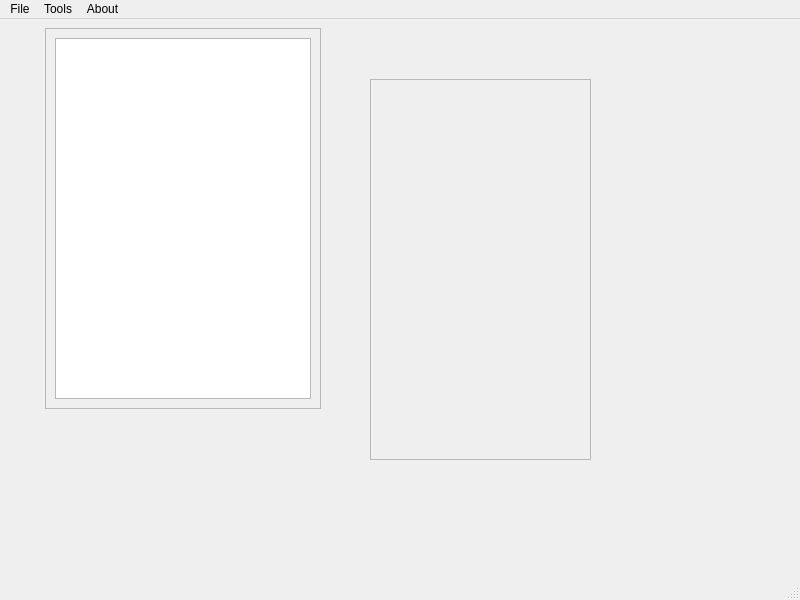
Above: ui/mainwindow.ui from juliendz/imagius before the change. Below: the same form after it.
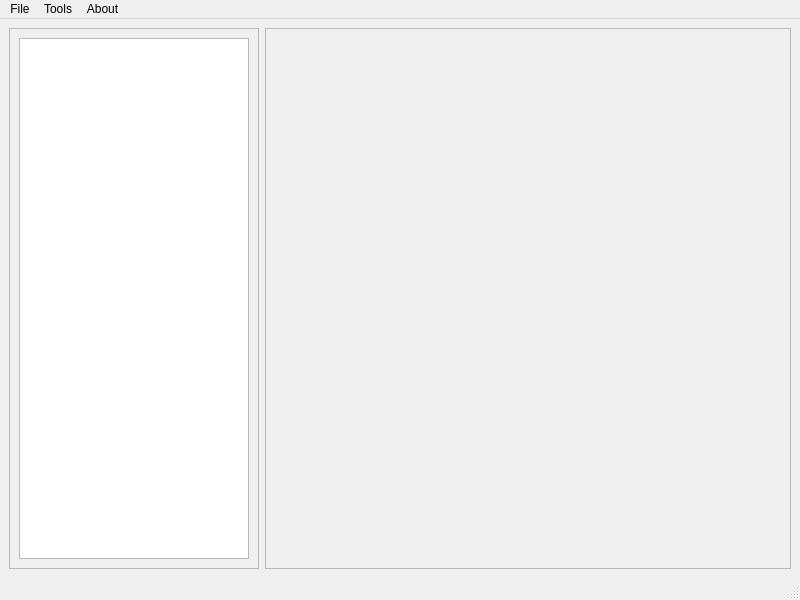
That is the form after the change.

Commit message: Converted foldermanager into class

Diff of the .ui file:
```diff
--- a/ui/mainwindow.ui
+++ b/ui/mainwindow.ui
@@ -14,30 +14,14 @@
    <string>MainWindow</string>
   </property>
   <widget class="QWidget" name="centralwidget">
-   <widget class="QFrame" name="frame">
-    <property name="geometry">
-     <rect>
-      <x>370</x>
-      <y>60</y>
-      <width>221</width>
-      <height>381</height>
-     </rect>
-    </property>
-    <property name="frameShape">
-     <enum>QFrame::StyledPanel</enum>
-    </property>
-    <property name="frameShadow">
-     <enum>QFrame::Raised</enum>
-    </property>
-   </widget>
+   <layout class="QHBoxLayout" name="horizontalLayout">
+    <item>
    <widget class="QFrame" name="frame_2">
-    <property name="geometry">
-     <rect>
-      <x>45</x>
-      <y>9</y>
-      <width>276</width>
-      <height>381</height>
-     </rect>
+      <property name="maximumSize">
+       <size>
+        <width>250</width>
+        <height>16777215</height>
+       </size>
     </property>
     <property name="frameShape">
      <enum>QFrame::StyledPanel</enum>
@@ -46,11 +30,26 @@
      <enum>QFrame::Raised</enum>
     </property>
     <layout class="QGridLayout" name="gridLayout">
+       <property name="sizeConstraint">
+        <enum>QLayout::SetDefaultConstraint</enum>
+       </property>
      <item row="0" column="0">
       <widget class="QListView" name="listView"/>
      </item>
     </layout>
    </widget>
+    </item>
+    <item>
+     <widget class="QFrame" name="frame">
+      <property name="frameShape">
+       <enum>QFrame::StyledPanel</enum>
+      </property>
+      <property name="frameShadow">
+       <enum>QFrame::Raised</enum>
+      </property>
+     </widget>
+    </item>
+   </layout>
   </widget>
   <widget class="QMenuBar" name="menubar">
    <property name="geometry">
```
Left out of the diff: 2 changed lines with no effect on the pictures. Lines whose indentation alone changed are shown as unchanged. The commit also changes 5 other files.
